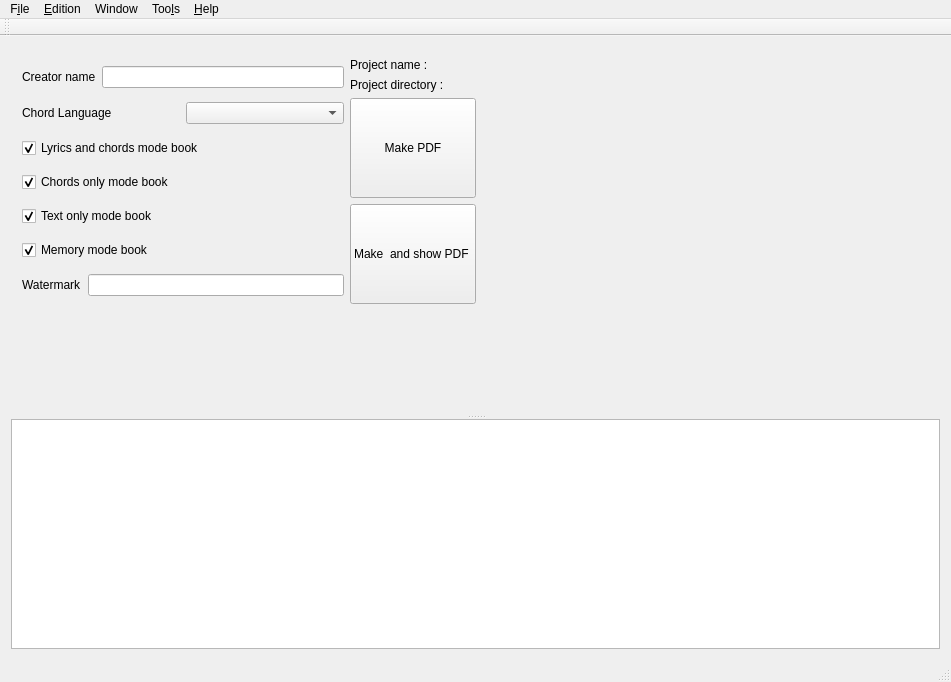
jpcima/chordv, file ui/mainwindow.ui: the form before one commit.
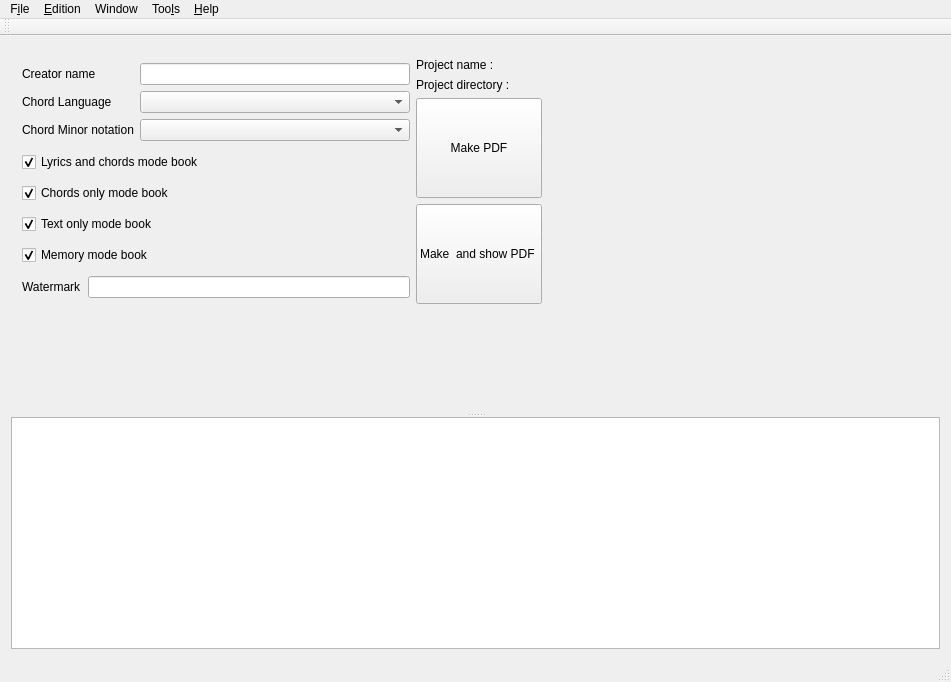
The form after the commit. The open tabs and pages were chosen to show the change. Icons and pictures are not drawn. Custom widgets are drawn as their Qt base class.

Commit message: Chord language conversion tool works

What changed in the file:
```diff
--- a/ui/mainwindow.ui
+++ b/ui/mainwindow.ui
@@ -18,7 +18,7 @@
     <normaloff>:/Image/Images/icon.png</normaloff>:/Image/Images/icon.png</iconset>
   </property>
   <widget class="QWidget" name="centralWidget">
-   <layout class="QVBoxLayout" name="verticalLayout_7">
+   <layout class="QHBoxLayout" name="horizontalLayout_3">
     <item>
      <widget class="QSplitter" name="splitter">
       <property name="orientation">
@@ -35,19 +35,19 @@
          </item>
         </layout>
        </widget>
-       <widget class="QWidget" name="page_2">
-        <layout class="QVBoxLayout" name="verticalLayout_10">
-         <item>
-          <layout class="QVBoxLayout" name="verticalLayout_11">
-           <item>
-            <layout class="QHBoxLayout" name="horizontalLayout_11">
-             <item>
-              <layout class="QHBoxLayout" name="horizontalLayout_10">
-               <item>
+       <widget class="QWidget" name="pageDefinition">
                 <layout class="QVBoxLayout" name="verticalLayout_5">
                  <item>
+          <layout class="QVBoxLayout" name="verticalLayout_4">
+           <item>
                   <layout class="QHBoxLayout" name="horizontalLayout_2">
                    <item>
+              <layout class="QVBoxLayout" name="verticalLayout_3">
+               <item>
+                <layout class="QHBoxLayout" name="horizontalLayout">
+                 <item>
+                  <layout class="QVBoxLayout" name="verticalLayout">
+                   <item>
                     <widget class="QLabel" name="labelCreatorName">
                      <property name="text">
                       <string>Creator name</string>
@@ -55,13 +55,6 @@
                     </widget>
                    </item>
                    <item>
-                    <widget class="QLineEdit" name="lineEditCreatorName"/>
-                   </item>
-                  </layout>
-                 </item>
-                 <item>
-                  <layout class="QHBoxLayout" name="horizontalLayout_3">
-                   <item>
                     <widget class="QLabel" name="labelChordLanguage">
                      <property name="text">
                       <string>Chord Language</string>
@@ -69,8 +62,27 @@
                     </widget>
                    </item>
                    <item>
+                    <widget class="QLabel" name="labelChordMinorNotation">
+                     <property name="text">
+                      <string>Chord Minor notation</string>
+                     </property>
+                    </widget>
+                   </item>
+                  </layout>
+                 </item>
+                 <item>
+                  <layout class="QVBoxLayout" name="verticalLayout_2">
+                   <item>
+                    <widget class="QLineEdit" name="lineEditCreatorName"/>
+                   </item>
+                   <item>
                     <widget class="QComboBox" name="comboBoxChordLanguage"/>
                    </item>
+                   <item>
+                    <widget class="QComboBox" name="comboBoxMinorNotation"/>
+                   </item>
+                  </layout>
+                 </item>
                   </layout>
                  </item>
                  <item>
@@ -199,8 +211,6 @@
                  </item>
                 </layout>
                </item>
-              </layout>
-             </item>
              <item>
               <spacer name="horizontalSpacer">
                <property name="orientation">
@@ -223,8 +233,8 @@
              </property>
              <property name="sizeHint" stdset="0">
               <size>
-               <width>20</width>
-               <height>40</height>
+               <width>419</width>
+               <height>34</height>
               </size>
              </property>
             </spacer>
```
Left out of the diff: 12 changed lines with no effect on the pictures. Lines whose indentation alone changed are shown as unchanged. The commit also changes 11 other files.
